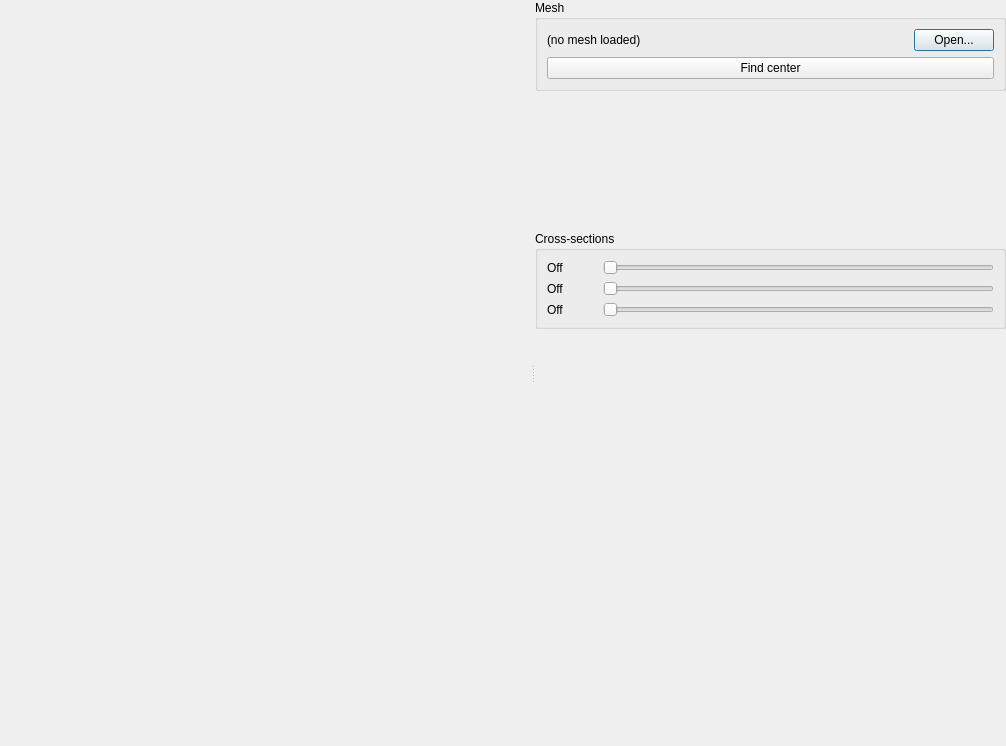
Old version of the form modelfitting/src/mainwindow.ui in the repository davidsansome/gait-modelfitting.
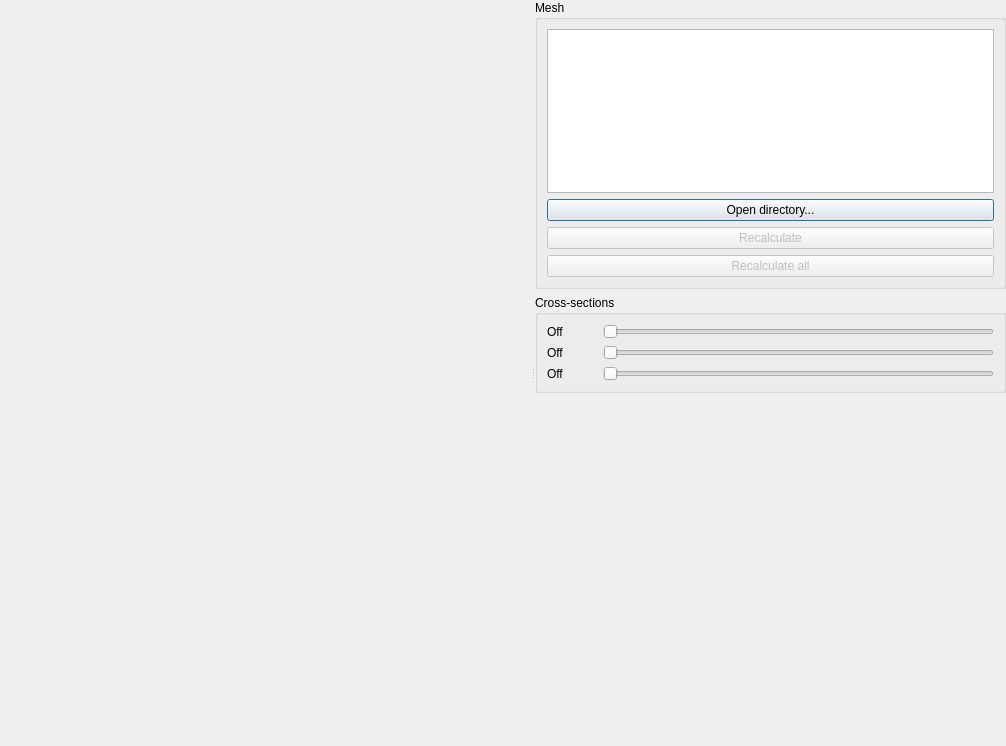
New version of the form. Custom widgets are drawn as their Qt base class.

Patch:
```diff
--- a/modelfitting/src/mainwindow.ui
+++ b/modelfitting/src/mainwindow.ui
@@ -13,6 +13,9 @@
    <string>Model Fitter</string>
   </property>
   <layout class="QVBoxLayout" >
+   <property name="spacing" >
+    <number>4</number>
+   </property>
    <property name="leftMargin" >
     <number>0</number>
    </property>
@@ -128,7 +131,7 @@
        </item>
       </layout>
      </widget>
-     <widget class="QWidget" name="" >
+     <widget class="QWidget" name="layoutWidget" >
       <layout class="QVBoxLayout" >
        <item>
         <widget class="QGroupBox" name="meshGroup" >
@@ -137,97 +140,38 @@
          </property>
          <layout class="QVBoxLayout" >
           <item>
-           <layout class="QHBoxLayout" >
-            <item>
-             <widget class="QLabel" name="meshName" >
-              <property name="sizePolicy" >
-               <sizepolicy vsizetype="Preferred" hsizetype="Expanding" >
-                <horstretch>0</horstretch>
-                <verstretch>0</verstretch>
-               </sizepolicy>
-              </property>
-              <property name="text" >
-               <string>(no mesh loaded)</string>
-              </property>
-             </widget>
-            </item>
-            <item>
-             <widget class="QPushButton" name="openButton" >
-              <property name="text" >
-               <string>Open...</string>
-              </property>
-             </widget>
-            </item>
-           </layout>
+           <widget class="QListWidget" name="fileList" />
           </item>
           <item>
-           <widget class="QPushButton" name="findCenterButton" >
+           <widget class="QPushButton" name="openButton" >
             <property name="text" >
-             <string>Find center</string>
+             <string>Open directory...</string>
+            </property>
+           </widget>
+          </item>
+          <item>
+           <widget class="QPushButton" name="recalculateButton" >
+            <property name="enabled" >
+             <bool>false</bool>
+            </property>
+            <property name="text" >
+             <string>Recalculate</string>
+            </property>
+           </widget>
+          </item>
+          <item>
+           <widget class="QPushButton" name="recalculateAllButton" >
+            <property name="enabled" >
+             <bool>false</bool>
+            </property>
+            <property name="text" >
+             <string>Recalculate all</string>
             </property>
            </widget>
           </item>
          </layout>
         </widget>
        </item>
-       <item>
-        <layout class="QHBoxLayout" >
-         <item>
-          <spacer>
-           <property name="orientation" >
-            <enum>Qt::Horizontal</enum>
-           </property>
-           <property name="sizeType" >
-            <enum>QSizePolicy::Preferred</enum>
-           </property>
-           <property name="sizeHint" >
-            <size>
-             <width>40</width>
-             <height>20</height>
-            </size>
-           </property>
-          </spacer>
-         </item>
-         <item>
-          <widget class="ImgProcessing" native="1" name="imgProcessing" >
-           <property name="sizePolicy" >
-            <sizepolicy vsizetype="Fixed" hsizetype="Fixed" >
-             <horstretch>0</horstretch>
-             <verstretch>0</verstretch>
-            </sizepolicy>
-           </property>
-           <property name="minimumSize" >
-            <size>
-             <width>128</width>
-             <height>128</height>
-            </size>
-           </property>
-           <property name="maximumSize" >
-            <size>
-             <width>128</width>
-             <height>128</height>
-            </size>
-           </property>
-          </widget>
-         </item>
-         <item>
-          <spacer>
-           <property name="orientation" >
-            <enum>Qt::Horizontal</enum>
-           </property>
-           <property name="sizeType" >
-            <enum>QSizePolicy::Preferred</enum>
-           </property>
-           <property name="sizeHint" >
-            <size>
-             <width>40</width>
-             <height>20</height>
-            </size>
-           </property>
-          </spacer>
-         </item>
-        </layout>
-       </item>
        <item>
         <widget class="QGroupBox" name="groupBox" >
          <property name="title" >
@@ -329,12 +273,6 @@
    <header>glview.h</header>
    <container>1</container>
   </customwidget>
-  <customwidget>
-   <class>ImgProcessing</class>
-   <extends>QWidget</extends>
-   <header>imgprocessing.h</header>
-   <container>1</container>
-  </customwidget>
  </customwidgets>
  <resources/>
  <connections/>
```
